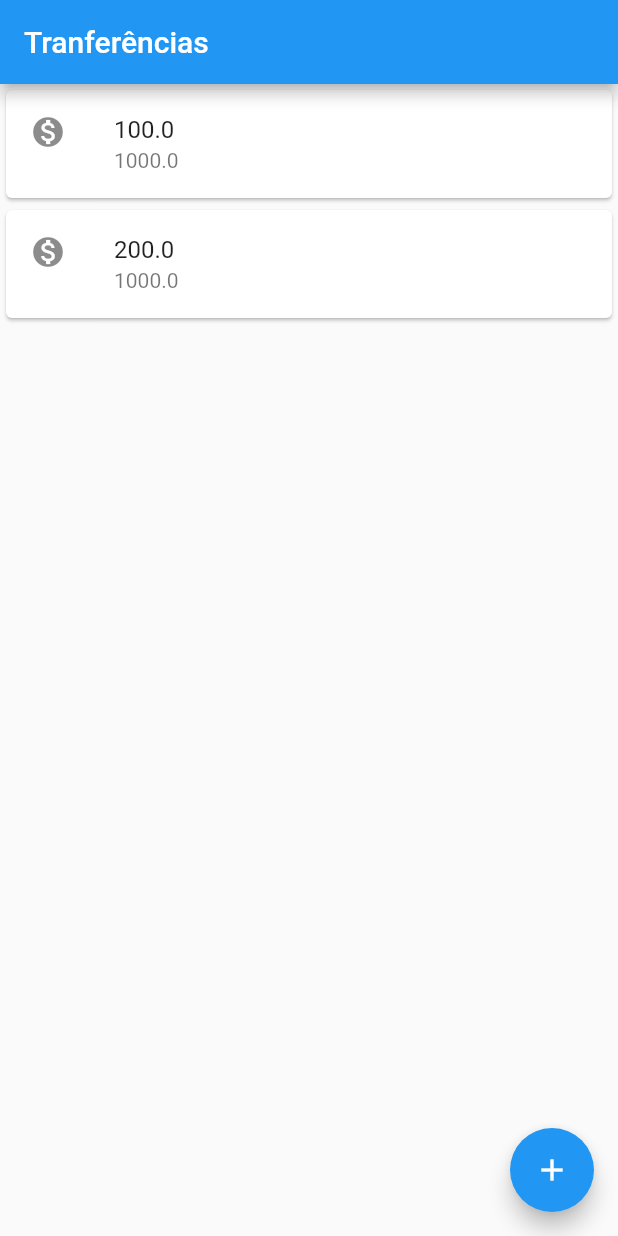
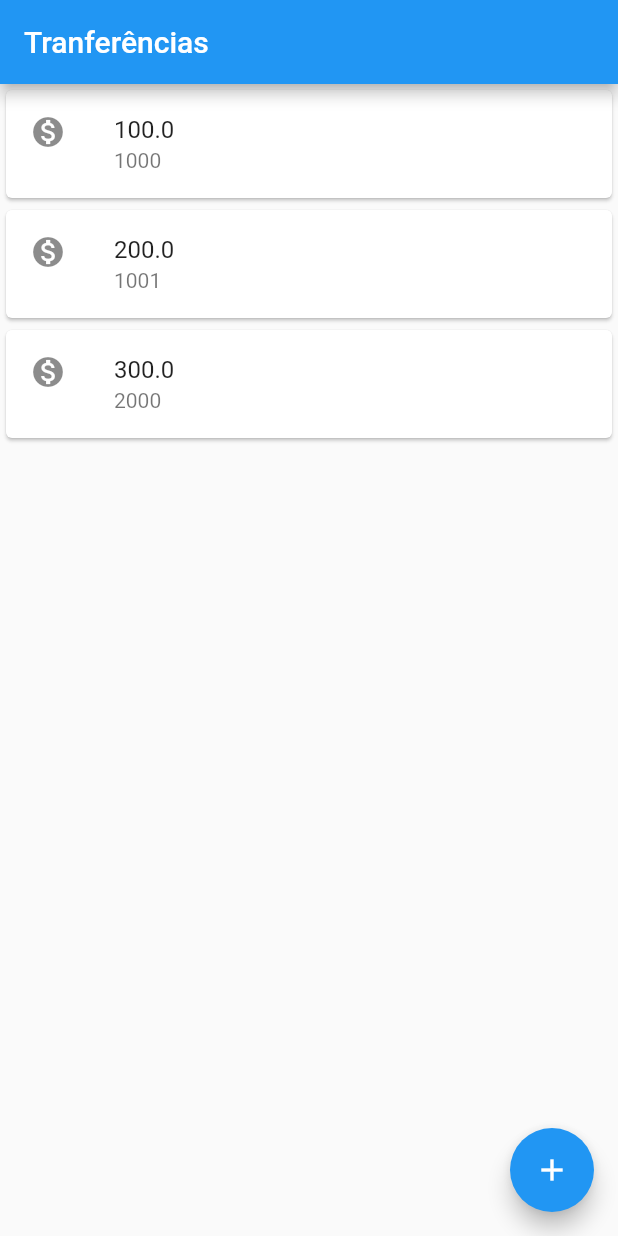
Before and after one commit to JeanCamargoReal/bytebank, a Flutter app: the screen it shows after launch, on a phone screen of 412 x 824 dp. Run offline on Flutter 3.47's test engine with Material 2 defaults, Android fonts, the phone set to English and light mode, and no system bars.

```diff
--- a/lib/main.dart
+++ b/lib/main.dart
@@ -5,30 +5,51 @@ import 'package:flutter/material.dart';
 void main() {
   runApp(MaterialApp(
     home: Scaffold(
-      body: Column(
-        children: const [
-          Card(
-            child: ListTile(
-              leading: Icon(Icons.monetization_on),
-              title: Text('100.0'),
-              subtitle: Text('1000.0')
-            )
-          ),Card(
-            child: ListTile(
-              leading: Icon(Icons.monetization_on),
-              title: Text('200.0'),
-              subtitle: Text('1000.0')
-            )
-          ),
-        ],
-      ),
+      body: ListaTranferencias(),
       appBar: AppBar(
         title: Text('Tranferências'),
       ),
       floatingActionButton: FloatingActionButton(
-        onPressed: () {  },
+        onPressed: () {},
         child: Icon(Icons.add),
       ),
     ),
   ));
 }
+
+class ListaTranferencias extends StatelessWidget {
+  const ListaTranferencias({Key? key}) : super(key: key);
+
+  @override
+  Widget build(BuildContext context) {
+    return Column(
+      children: <Widget>[
+        ItemTransferencia(Transferencia(100.0, 1000)),
+        ItemTransferencia(Transferencia(200.0, 1001)),
+        ItemTransferencia(Transferencia(300.0, 2000)),
+      ],
+    );
+  }
+}
+
+class ItemTransferencia extends StatelessWidget {
+  final Transferencia _transferencia;
+
+  ItemTransferencia(this._transferencia);
+
+  @override
+  Widget build(BuildContext context) {
+    return Card(
+        child: ListTile(
+            leading: Icon(Icons.monetization_on),
+            title: Text(_transferencia.valor.toString()),
+            subtitle: Text(_transferencia.numeroConta.toString())));
+  }
+}
+
+class Transferencia {
+  final double valor;
+  final int numeroConta;
+
+  Transferencia(this.valor, this.numeroConta);
+}
```
Also changed, not shown: 2 other files.
